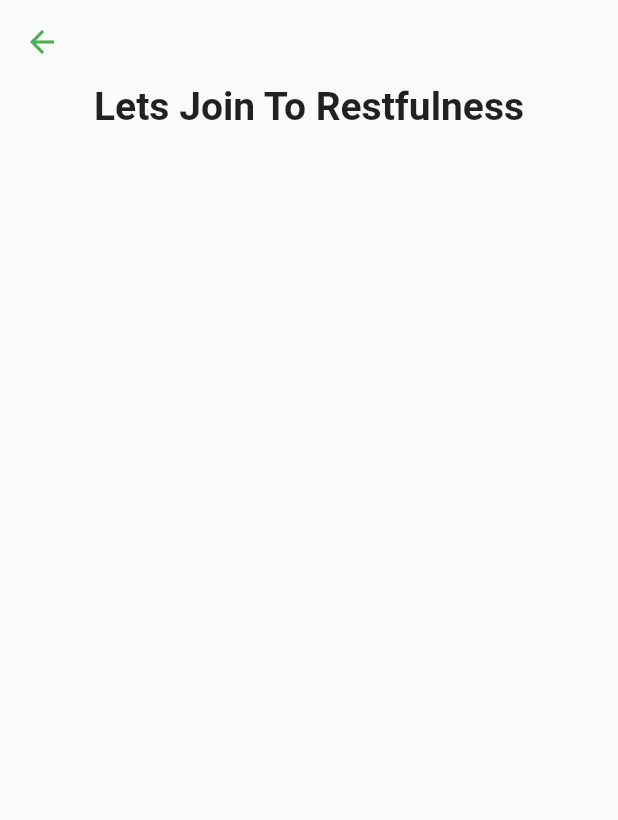
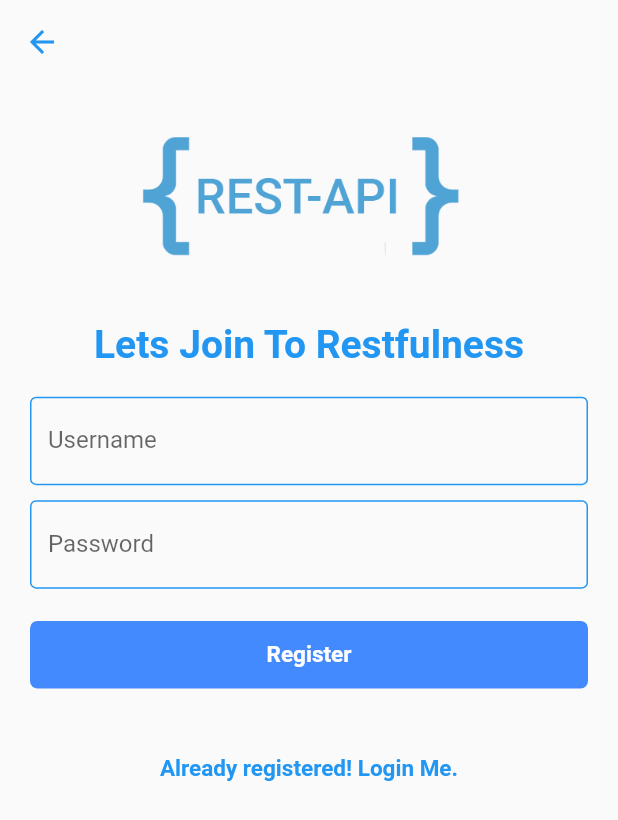
Before and after one commit to Restfulness/Restfulness-flutter-app, a Flutter app: the RegisterScreen screen opened directly, on a phone screen of 412 x 824 dp. Shown: the top 820 px of the screen. Run offline on Flutter 3.47's test engine with Material 2 defaults, Android fonts, the phone set to English and light mode, and no system bars; our stand-ins replace rxdart, sqflite; accounts and stored records are empty.

Commit message:
implemented Sign Up

```diff
--- a/lib/src/blocs/authentication/auth_bloc.dart
+++ b/lib/src/blocs/authentication/auth_bloc.dart
@@ -1,4 +1,5 @@
 import 'package:flutter/material.dart';
+import 'package:restfulness/src/resources/authorization_api_provider.dart';
 import 'package:restfulness/src/resources/repository.dart';
 import 'package:restfulness/src/screens/main_screen.dart';
 import 'package:rxdart/rxdart.dart';
@@ -13,11 +14,9 @@ class AuthBloc extends Object with AuthValidator {
   final _passwordSignUp = BehaviorSubject<String>();
 
   // Stream
-  Observable<String> get usernameLogin =>
-      _usernameLogin.stream.transform(validUsername);
+  Observable<String> get usernameLogin => _usernameLogin.stream;
 
-  Observable<String> get passwordLogin =>
-      _passwordLogin.stream.transform(validPassword);
+  Observable<String> get passwordLogin => _passwordLogin.stream;
 
   Observable<bool> get submitButtonLogin =>
       Observable.combineLatest2(usernameLogin, passwordLogin, (e, p) => true);
@@ -47,8 +46,8 @@ class AuthBloc extends Object with AuthValidator {
     /// login
     Repository user = new Repository(context);
     await user.initialization;
-    final response =
-        await user.login(validUsername, validPassword); //TODO  need response handler
+    final response = await user.login(
+        validUsername, validPassword); //TODO  need response handler
 
     if (response != null) {
       _redirectToPage(context, MainScreen());
@@ -64,7 +63,26 @@ class AuthBloc extends Object with AuthValidator {
     final validUsername = _usernameSignUp.value.toLowerCase();
     final validPassword = _passwordSignUp.value;
 
-    /// Sign-up
+    /// Sign-up  TODO refactor signUp after Restfulness api changed
+    AuthorizationApiProvider userSignUp = new AuthorizationApiProvider();
+
+    final response = await userSignUp.signUp(
+        validUsername, validPassword); //TODO  need response handler
+    if (response != null) {
+      /// login
+      Repository user = new Repository(context);
+      await user.initialization;
+      final response = await user.login(
+          validUsername, validPassword); //TODO  need response handler
+
+      if (response != null) {
+        _redirectToPage(context, MainScreen());
+      }
+    } else {
+      _usernameSignUp.sink.addError('Username exists');
+    }
+
+    FocusScope.of(context).requestFocus(FocusNode());
   }
 
   Future<void> _redirectToPage(BuildContext context, Widget page) async {
--- a/lib/src/resources/authorization_api_provider.dart
+++ b/lib/src/resources/authorization_api_provider.dart
@@ -1,9 +1,10 @@
 import 'dart:convert';
 
 import 'package:flutter/cupertino.dart';
+import 'package:flutter/material.dart';
 import 'package:http/http.dart' show Client;
 import 'package:restfulness/src/config/app_config.dart';
-import 'package:restfulness/src/models/sighup_model.dart';
+import 'package:restfulness/src/models/signup_model.dart';
 import 'package:restfulness/src/models/user_model.dart';
 import 'package:restfulness/src/resources/repository.dart';
 
@@ -50,9 +51,9 @@ class AuthorizationApiProvider implements Source {
       body: jsonEncode(
           <String, String>{'password': username, 'username': password}),
     );
+
     if (response.statusCode == 200) {
       final data = json.decode(response.body);
-
       return SignUpModel.fromJson(data);
     }
     return null; // TODO check http response to handling result
--- a/lib/src/resources/repository.dart
+++ b/lib/src/resources/repository.dart
@@ -1,4 +1,5 @@
 import 'package:flutter/cupertino.dart';
+import 'package:restfulness/src/models/signup_model.dart';
 import 'package:restfulness/src/models/user_model.dart';
 import 'package:restfulness/src/resources/authorization_api_provider.dart';
 import 'package:sqflite/sqflite.dart';
@@ -42,6 +43,8 @@ class Repository {
     return user;
   }
 
+
+
   Future<UserModel> currentUser() async {
     UserModel user;
 
--- a/lib/src/screens/decision_screen.dart
+++ b/lib/src/screens/decision_screen.dart
@@ -31,10 +31,6 @@ class _DecisionScreenState extends State<DecisionScreen> {
           _redirectToPage(context, MainScreen());
         }
       }
-
-      setState(() {
-        //_state = result.username;
-      });
     });
   }
 
--- a/lib/src/screens/login_screen.dart
+++ b/lib/src/screens/login_screen.dart
@@ -20,11 +20,12 @@ class LoginScreen extends StatelessWidget {
       child: Scaffold(
         resizeToAvoidBottomInset: false,
         resizeToAvoidBottomPadding: false,
-        body: buildBody(bloc,context),
+        body: buildBody(bloc, context),
       ),
     );
   }
-  buildBody(AuthBloc bloc,BuildContext context) {
+
+  buildBody(AuthBloc bloc, BuildContext context) {
     final bottom = MediaQuery.of(context).viewInsets.bottom;
 
     return SingleChildScrollView(
@@ -45,7 +46,7 @@ class LoginScreen extends StatelessWidget {
             Container(margin: EdgeInsets.only(top: 20.0)),
             loginAndForgotPassButtons(bloc),
             Container(margin: EdgeInsets.only(top: 20.0)),
-            buildSignUpButton(context,bloc),
+            buildSignUpButton(context, bloc),
           ],
         ),
       ),
@@ -58,13 +59,13 @@ class LoginScreen extends StatelessWidget {
       child: Text(
         "Welcome To Restfulness",
         textAlign: TextAlign.left,
-        style: TextStyle(fontWeight: FontWeight.bold, fontSize: 26.0 ,color: Colors.blue),
+        style: TextStyle(
+            fontWeight: FontWeight.bold, fontSize: 26.0, color: Colors.blue),
       ),
     );
   }
 
   Widget usernameField(AuthBloc bloc) {
-
     return StreamBuilder(
       stream: bloc.usernameLogin,
       builder: (context, snapshot) {
@@ -103,7 +104,7 @@ class LoginScreen extends StatelessWidget {
             ),
             border: OutlineInputBorder(),
             labelText: "Password",
-            hintText: "strong password",
+            hintText: "password",
             errorText: snapshot.error,
           ),
         );
@@ -146,9 +147,8 @@ class LoginScreen extends StatelessWidget {
                 disabledTextColor: Colors.white,
                 onPressed: snapshot.hasData
                     ? () {
-                  bloc.submitLogin(context);
-
-                }
+                        bloc.submitLogin(context);
+                      }
                     : null,
                 shape: RoundedRectangleBorder(
                   borderRadius: BorderRadius.circular(5.0),
@@ -182,7 +182,7 @@ class LoginScreen extends StatelessWidget {
     );
   }
 
-  Widget buildSignUpButton(BuildContext context,AuthBloc bloc) {
+  Widget buildSignUpButton(BuildContext context, AuthBloc bloc) {
     return Padding(
       padding: const EdgeInsets.all(8.0),
       child: ButtonTheme(
--- a/lib/src/screens/register_screen.dart
+++ b/lib/src/screens/register_screen.dart
@@ -1,8 +1,13 @@
 import 'package:flutter/material.dart';
+import 'package:restfulness/src/blocs/authentication/auth_bloc.dart';
+import 'package:restfulness/src/blocs/authentication/auth_provider.dart';
+
+import 'login_screen.dart';
 
 class RegisterScreen extends StatelessWidget {
   @override
   Widget build(BuildContext context) {
+    final bloc = AuthProvider.of(context);
     return Scaffold(
       resizeToAvoidBottomInset: false,
       resizeToAvoidBottomPadding: false,
@@ -10,13 +15,40 @@ class RegisterScreen extends StatelessWidget {
         backgroundColor: Colors.transparent,
         elevation: 0,
         iconTheme: IconThemeData(
-          color: Colors.green, //change your color here
+          color: Colors.blue, //change your color here
         ),
       ),
-      body: buildTitle(),
+      body: buildBody(bloc,context),
     );
   }
 
+
+  buildBody(AuthBloc bloc, BuildContext context) {
+    final bottom = MediaQuery.of(context).viewInsets.bottom;
+
+    return SingleChildScrollView(
+      reverse: true,
+      padding: EdgeInsets.only(bottom: bottom),
+      child: Container(
+        margin: EdgeInsets.all(20.0),
+        child: Column(
+          children: [
+            Image.asset("assets/images/restApi.webp", width: 250),
+            Container(margin: EdgeInsets.only(top: 30.0)),
+            buildTitle(),
+            Container(margin: EdgeInsets.only(top: 20.0)),
+            usernameField(bloc),
+            Container(margin: EdgeInsets.only(top: 10.0)),
+            passwordField(bloc),
+            Container(margin: EdgeInsets.only(top: 20.0)),
+            buildSignUpButton(bloc),
+            Container(margin: EdgeInsets.only(top: 20.0)),
+            buildLoginButton(context,bloc),
+          ],
+        ),
+      ),
+    );
+  }
   Widget buildTitle() {
 
     return Container(
@@ -24,7 +56,114 @@ class RegisterScreen extends StatelessWidget {
       child: Text(
         "Lets Join To Restfulness",
         textAlign: TextAlign.left,
-        style: TextStyle(fontWeight: FontWeight.bold, fontSize: 26.0),
+        style: TextStyle(fontWeight: FontWeight.bold, fontSize: 26.0,color: Colors.blue),
+      ),
+    );
+  }
+
+  Widget usernameField(AuthBloc bloc) {
+    return StreamBuilder(
+      stream: bloc.usernameSignUp,
+      builder: (context, snapshot) {
+        return TextField(
+          onChanged: (newValue) {
+            bloc.changeUsernameSignUp(newValue);
+          },
+          keyboardType: TextInputType.text,
+          decoration: InputDecoration(
+            enabledBorder: OutlineInputBorder(
+              // width: 0.0 produces a thin "hairline" border
+              borderSide: BorderSide(color: Colors.blue, width: 1.0),
+            ),
+            border: OutlineInputBorder(),
+            labelText: "Username",
+            hintText: "example",
+            errorText: snapshot.error,
+          ),
+          autofocus: false,
+        );
+      },
+    );
+  }
+
+  Widget passwordField(AuthBloc bloc) {
+    return StreamBuilder(
+      stream: bloc.passwordSignUp,
+      builder: (context, snapshot) {
+        return TextField(
+          onChanged: bloc.changePasswordSignUp,
+          obscureText: true,
+          decoration: InputDecoration(
+            enabledBorder: OutlineInputBorder(
+              // width: 0.0 produces a thin "hairline" border
+              borderSide: BorderSide(color: Colors.blue, width: 1.0),
+            ),
+            border: OutlineInputBorder(),
+            labelText: "Password",
+            hintText: "strong password",
+            errorText: snapshot.error,
+          ),
+        );
+      },
+    );
+  }
+
+  Widget buildSignUpButton(AuthBloc bloc) {
+    return StreamBuilder(
+        stream: bloc.submitButtonSignUp,
+        builder: (context, AsyncSnapshot<bool> snapshot) {
+          return Padding(
+            padding: const EdgeInsets.all(0.0),
+            child: ButtonTheme(
+              minWidth: double.infinity,
+              height: 45.0,
+              child: RaisedButton(
+                elevation: 5.0,
+                child: Text(
+                  "Register",
+                  style: TextStyle(
+                    fontWeight: FontWeight.bold,
+                    fontSize: 15.0,
+                  ),
+                ),
+                color: Colors.blue,
+                disabledColor: Colors.blueAccent,
+                textColor: Colors.white,
+                disabledTextColor: Colors.white,
+                onPressed: snapshot.hasData
+                    ? () {
+                  bloc.submitRegister(context);
+                }
+                    : null,
+                shape: RoundedRectangleBorder(
+                  borderRadius: BorderRadius.circular(5.0),
+                ),
+              ),
+            ),
+          );
+        });
+  }
+
+  Widget buildLoginButton(BuildContext context,AuthBloc bloc) {
+    return Padding(
+      padding: const EdgeInsets.all(8.0),
+      child: ButtonTheme(
+        height: 45.0,
+        child: FlatButton(
+          child: Text("Already registered! Login Me.",
+              style: TextStyle(
+                fontWeight: FontWeight.bold,
+                fontSize: 15.0,
+              )),
+          color: Colors.transparent,
+          textColor: Colors.blue,
+          onPressed: () {
+            _redirectToPage(context, LoginScreen());
+          },
+          shape: RoundedRectangleBorder(
+            borderRadius: BorderRadius.circular(5.0),
+          ),
+        ),
       ),
     );
   }
```
Also changed, not shown: lib/src/models/signup_model.dart (renamed from lib/src/models/sighup_model.dart).
